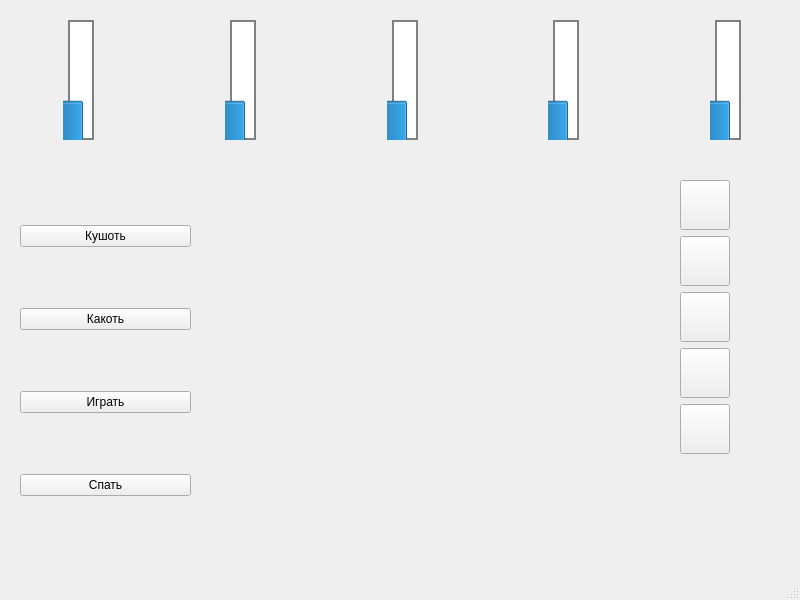
Qt form mainwindow.ui (Xyan-Banan/polytech-Tamagochi) before a commit.
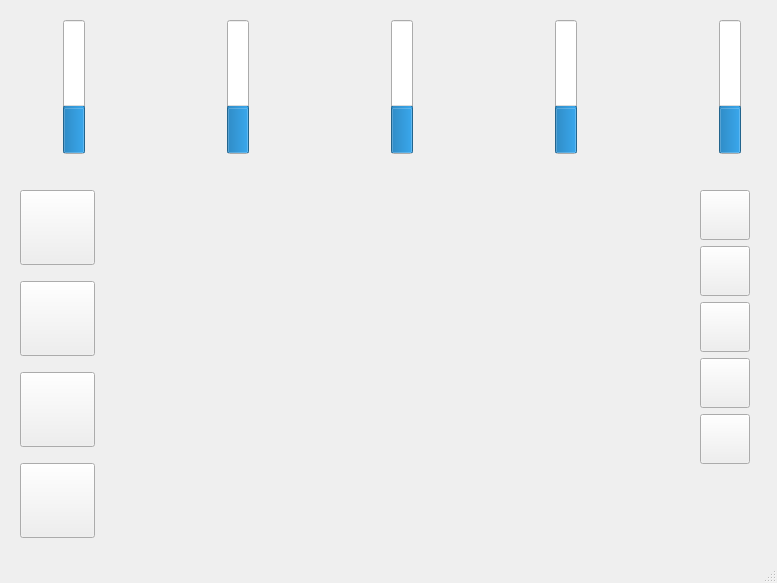
The same form after that commit. Icons and pictures are not drawn.

```diff
--- a/mainwindow.ui
+++ b/mainwindow.ui
@@ -6,10 +6,22 @@
    <rect>
     <x>0</x>
     <y>0</y>
-    <width>800</width>
-    <height>600</height>
+    <width>777</width>
+    <height>583</height>
    </rect>
   </property>
+  <property name="minimumSize">
+   <size>
+    <width>777</width>
+    <height>583</height>
+   </size>
+  </property>
+  <property name="maximumSize">
+   <size>
+    <width>777</width>
+    <height>583</height>
+   </size>
+  </property>
   <property name="windowTitle">
    <string>MainWindow</string>
   </property>
@@ -34,7 +46,7 @@
       <x>50</x>
       <y>20</y>
       <width>691</width>
-      <height>126</height>
+      <height>140</height>
      </rect>
     </property>
     <layout class="QHBoxLayout" name="statsLayout">
@@ -62,8 +74,7 @@
        <item row="0" column="1">
         <widget class="QProgressBar" name="foodProgressBar">
          <property name="styleSheet">
-          <string notr="true">border: 2px solid grey;
-margin-left: 5px;</string>
+          <string notr="true"/>
          </property>
          <property name="maximum">
           <number>100</number>
@@ -118,8 +129,7 @@
        <item row="0" column="1">
         <widget class="QProgressBar" name="sleepProgressBar">
          <property name="styleSheet">
-          <string notr="true">border: 2px solid grey;
-margin-left: 5px;</string>
+          <string notr="true"/>
          </property>
          <property name="maximum">
           <number>100</number>
@@ -155,8 +165,7 @@
        <item row="0" column="1">
         <widget class="QProgressBar" name="moodProgressBar">
          <property name="styleSheet">
-          <string notr="true">border: 2px solid grey;
-margin-left: 5px;</string>
+          <string notr="true"/>
          </property>
          <property name="maximum">
           <number>100</number>
@@ -230,8 +239,7 @@
        <item row="0" column="1">
         <widget class="QProgressBar" name="clearProgressBar">
          <property name="styleSheet">
-          <string notr="true">border: 2px solid grey;
-margin-left: 5px;</string>
+          <string notr="true"/>
          </property>
          <property name="maximum">
           <number>100</number>
@@ -286,8 +294,7 @@
        <item row="0" column="1">
         <widget class="QProgressBar" name="healthProgressBar">
          <property name="styleSheet">
-          <string notr="true">border: 2px solid grey;
-margin-left: 5px;</string>
+          <string notr="true"/>
          </property>
          <property name="maximum">
           <number>100</number>
@@ -310,8 +317,8 @@
    <widget class="QLabel" name="characterImage">
     <property name="geometry">
      <rect>
-      <x>260</x>
-      <y>220</y>
+      <x>250</x>
+      <y>200</y>
       <width>300</width>
       <height>300</height>
      </rect>
@@ -329,8 +336,8 @@
    <widget class="QWidget" name="verticalLayoutWidget">
     <property name="geometry">
      <rect>
-      <x>680</x>
-      <y>180</y>
+      <x>700</x>
+      <y>190</y>
       <width>52</width>
       <height>341</height>
      </rect>
@@ -359,6 +366,16 @@
        <property name="text">
         <string/>
        </property>
+       <property name="icon">
+        <iconset resource="Resources.qrc">
+         <normaloff>:/icons/icon_food</normaloff>:/icons/icon_food</iconset>
+       </property>
+       <property name="iconSize">
+        <size>
+         <width>50</width>
+         <height>50</height>
+        </size>
+       </property>
       </widget>
      </item>
      <item>
@@ -519,37 +536,150 @@
     <property name="geometry">
      <rect>
       <x>20</x>
-      <y>170</y>
-      <width>171</width>
-      <height>381</height>
+      <y>180</y>
+      <width>81</width>
+      <height>371</height>
      </rect>
     </property>
     <layout class="QVBoxLayout" name="actionsLayout">
      <item>
       <widget class="QPushButton" name="eatButton">
+       <property name="enabled">
+        <bool>true</bool>
+       </property>
+       <property name="sizePolicy">
+        <sizepolicy hsizetype="Maximum" vsizetype="Maximum">
+         <horstretch>50</horstretch>
+         <verstretch>50</verstretch>
+        </sizepolicy>
+       </property>
+       <property name="minimumSize">
+        <size>
+         <width>50</width>
+         <height>50</height>
+        </size>
+       </property>
+       <property name="maximumSize">
+        <size>
+         <width>75</width>
+         <height>75</height>
+        </size>
+       </property>
+       <property name="styleSheet">
+        <string notr="true">QPushButton{
+background-image:url(:/icons/btn_icon_food);
+padding: 30px;
+}
+QPushButton:pressed {
+    background-color: beige;
+    border-style: inset;
+	border: 4px solid black;
+}</string>
+       </property>
        <property name="text">
-        <string>Кушоть</string>
+        <string/>
        </property>
       </widget>
      </item>
      <item>
       <widget class="QPushButton" name="clearButton">
+       <property name="sizePolicy">
+        <sizepolicy hsizetype="Maximum" vsizetype="Maximum">
+         <horstretch>0</horstretch>
+         <verstretch>0</verstretch>
+        </sizepolicy>
+       </property>
+       <property name="minimumSize">
+        <size>
+         <width>50</width>
+         <height>50</height>
+        </size>
+       </property>
+       <property name="maximumSize">
+        <size>
+         <width>75</width>
+         <height>75</height>
+        </size>
+       </property>
+       <property name="styleSheet">
+        <string notr="true">QPushButton{
+background-image:url(:/icons/btn_icon_clean);
+}
+QPushButton:pressed {
+    background-color: beige;
+    border-style: inset;
+	border: 4px solid black;
+}
+</string>
+       </property>
        <property name="text">
-        <string>Какоть</string>
+        <string/>
        </property>
       </widget>
      </item>
      <item>
       <widget class="QPushButton" name="playButton">
+       <property name="sizePolicy">
+        <sizepolicy hsizetype="Maximum" vsizetype="Maximum">
+         <horstretch>0</horstretch>
+         <verstretch>0</verstretch>
+        </sizepolicy>
+       </property>
+       <property name="minimumSize">
+        <size>
+         <width>50</width>
+         <height>50</height>
+        </size>
+       </property>
+       <property name="maximumSize">
+        <size>
+         <width>75</width>
+         <height>75</height>
+        </size>
+       </property>
+       <property name="styleSheet">
+        <string notr="true">QPushButton{
+background-image:url(:/icons/btn_icon_play);
+}
+QPushButton:pressed {
+    background-color: beige;
+    border-style: inset;
+	border: 4px solid black;
+}</string>
+       </property>
        <property name="text">
-        <string>Играть</string>
+        <string/>
        </property>
       </widget>
      </item>
      <item>
       <widget class="QPushButton" name="sleepButton">
+       <property name="sizePolicy">
+        <sizepolicy hsizetype="Maximum" vsizetype="Maximum">
+         <horstretch>60</horstretch>
+         <verstretch>60</verstretch>
+        </sizepolicy>
+       </property>
+       <property name="maximumSize">
+        <size>
+         <width>75</width>
+         <height>75</height>
+        </size>
+       </property>
+       <property name="styleSheet">
+        <string notr="true">QPushButton{
+background-image:url(:/icons/btn_icon_sleep);
+}
+QPushButton:pressed {
+    background-color: beige;
+    border-style: inset;
+	border: 4px solid black;
+}
+
+</string>
+       </property>
        <property name="text">
-        <string>Спать</string>
+        <string/>
        </property>
       </widget>
      </item>
```
Left out of the diff: 31 changed lines with no effect on the pictures.
